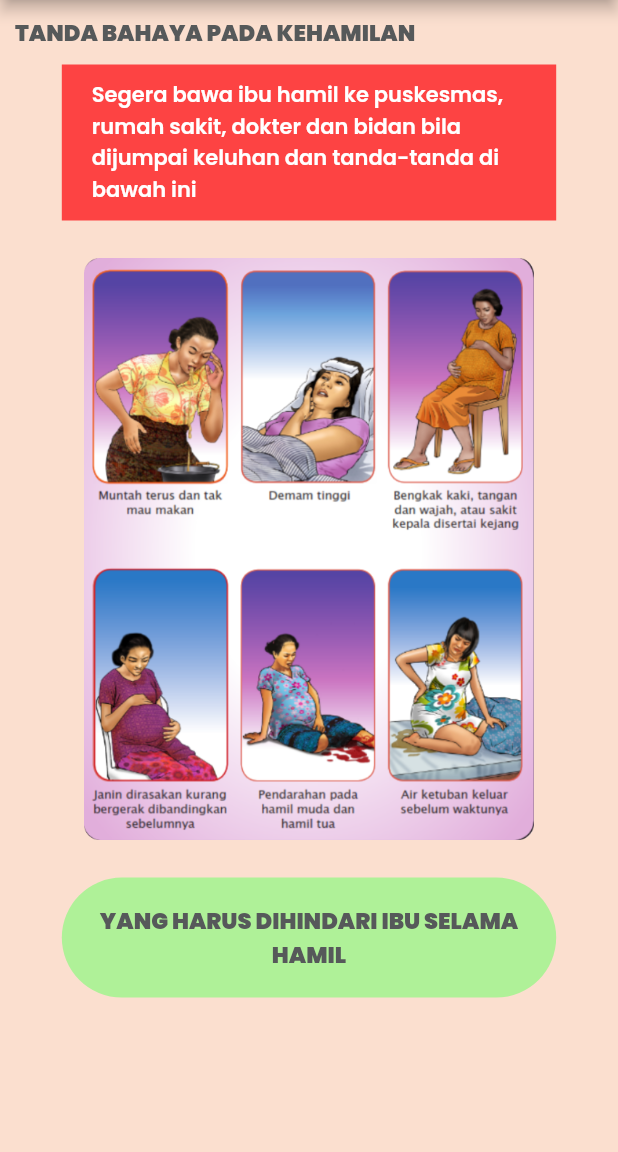
After one commit to Rwhytm/My_ADA-Flutter, a Flutter app: the screen it shows after launch, on a phone screen of 412 x 824 dp, the part 84-1236 px from its top. The commit adds this screen. Run offline on Flutter 3.47's test engine with Material 2 defaults, Android fonts, the phone set to English and light mode, and no system bars; our stand-ins replace google_fonts; missing offline and left inert: dart:ffi.

Commit message:
page last ibu hamil done

```diff
--- a/buku_kia/lib/main.dart
+++ b/buku_kia/lib/main.dart
@@ -5,6 +5,7 @@ import 'package:buku_kia/pages/ibu_hamil/ibuhamil4.dart';
 import 'package:buku_kia/pages/ibu_hamil/ibuhamil5.dart';
 import 'package:buku_kia/pages/ibu_hamil/ibuhamil6.dart';
 import 'package:buku_kia/pages/ibu_hamil/ibuhamil7.dart';
+import 'package:buku_kia/pages/ibu_hamil/ibuhamil8.dart';
 import 'package:buku_kia/pages/penjelasan_umum.dart';
 import 'package:buku_kia/pages/splash_screen.dart';
 import 'package:flutter/material.dart';
@@ -18,7 +19,7 @@ class MyApp extends StatelessWidget {
   Widget build(BuildContext context) {
     return MaterialApp(
       debugShowCheckedModeBanner: false,
-      home: IbuHamil7(),
+      home: IbuHamil8(),
     );
   }
 }
--- /dev/null
+++ b/buku_kia/lib/pages/ibu_hamil/ibuhamil8.dart
@@ -0,0 +1,85 @@
+import 'package:buku_kia/themes/color.dart';
+import 'package:buku_kia/themes/font.dart';
+import 'package:buku_kia/widgets/judul_besar.dart';
+import 'package:buku_kia/widgets/list_deskripsi.dart';
+import 'package:buku_kia/widgets/subtitle_biru.dart';
+import 'package:flutter/material.dart';
+import 'package:google_fonts/google_fonts.dart';
+
+class IbuHamil8 extends StatelessWidget {
+  const IbuHamil8({Key? key}) : super(key: key);
+
+  @override
+  Widget build(BuildContext context) {
+    double size = MediaQuery.of(context).size.width;
+    return Scaffold(
+      backgroundColor: orangeMuda,
+      appBar: AppBar(
+        backgroundColor: orangeTua,
+        actions: [
+          Padding(
+            padding: const EdgeInsets.only(right: 10),
+            child: Align(
+              alignment: Alignment.center,
+              child: Text(
+                'Ibu Hamil',
+                style: judulAppBAr,
+              ),
+            ),
+          ),
+        ],
+        centerTitle: false,
+      ),
+      body: SingleChildScrollView(
+        child: Column(
+          crossAxisAlignment: CrossAxisAlignment.start,
+          children: <Widget>[
+            const JudulBesar(judul: "TANDA BAHAYA PADA KEHAMILAN"),
+            Center(
+              child: Container(
+                color: merahBox,
+                padding: EdgeInsets.fromLTRB(20, 10, 20, 10),
+                width: size * 0.8,
+                child: Center(
+                    child: Text(
+                  'Segera bawa ibu hamil ke puskesmas, rumah sakit, dokter dan bidan bila dijumpai keluhan dan tanda-tanda di bawah ini',
+                  style: GoogleFonts.poppins(
+                    color: putih,
+                    fontWeight: FontWeight.w600,
+                  ),
+                )),
+              ),
+            ),
+            Padding(
+              padding: EdgeInsets.all(25),
+              child: Center(
+                child: Image.asset(
+                  'assets/images/tanda_bahaya.png',
+                  width: 300,
+                ),
+              ),
+            ),
+            Center(
+              child: Container(
+                margin: EdgeInsets.only(bottom: 20),
+                width: size * 0.8,
+                height: 80,
+                decoration: BoxDecoration(
+                  borderRadius: BorderRadius.circular(50),
+                  color: hijauMuda,
+                ),
+                child: Center(
+                  child: Text(
+                    'YANG HARUS DIHINDARI IBU SELAMA HAMIL',
+                    style: judulHitamPudarTextStyle,
+                    textAlign: TextAlign.center,
+                  ),
+                ),
+              ),
+            ),
+          ],
+        ),
+      ),
+    );
+  }
+}
```
Also changed, not shown: buku_kia/assets/images/tanda_bahaya.png (added).
